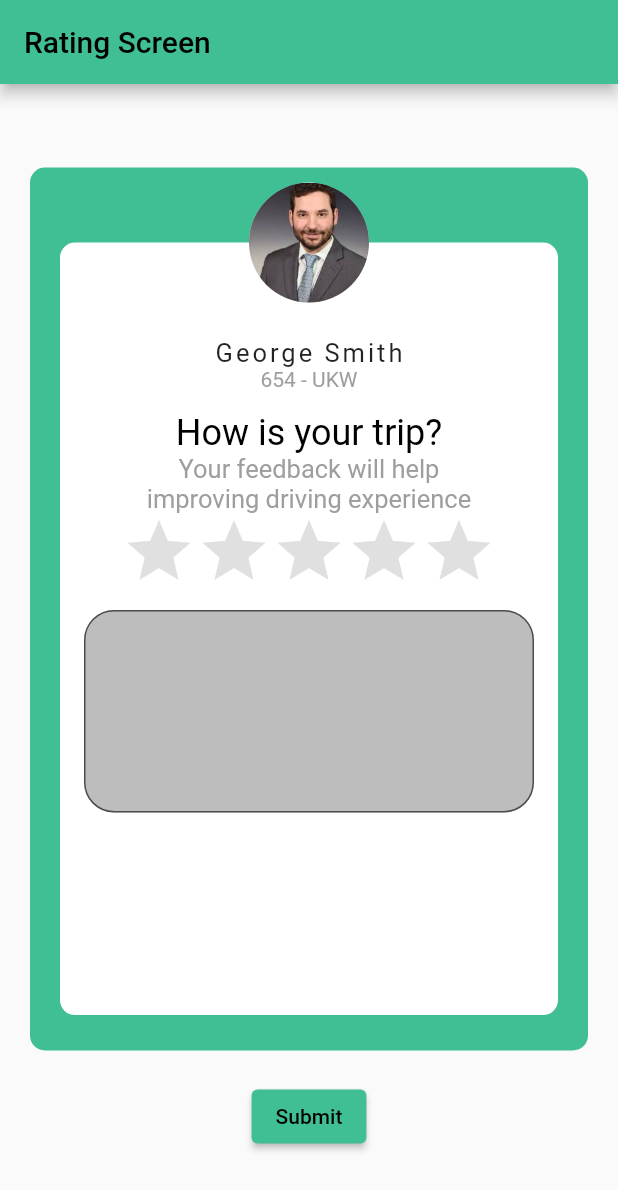
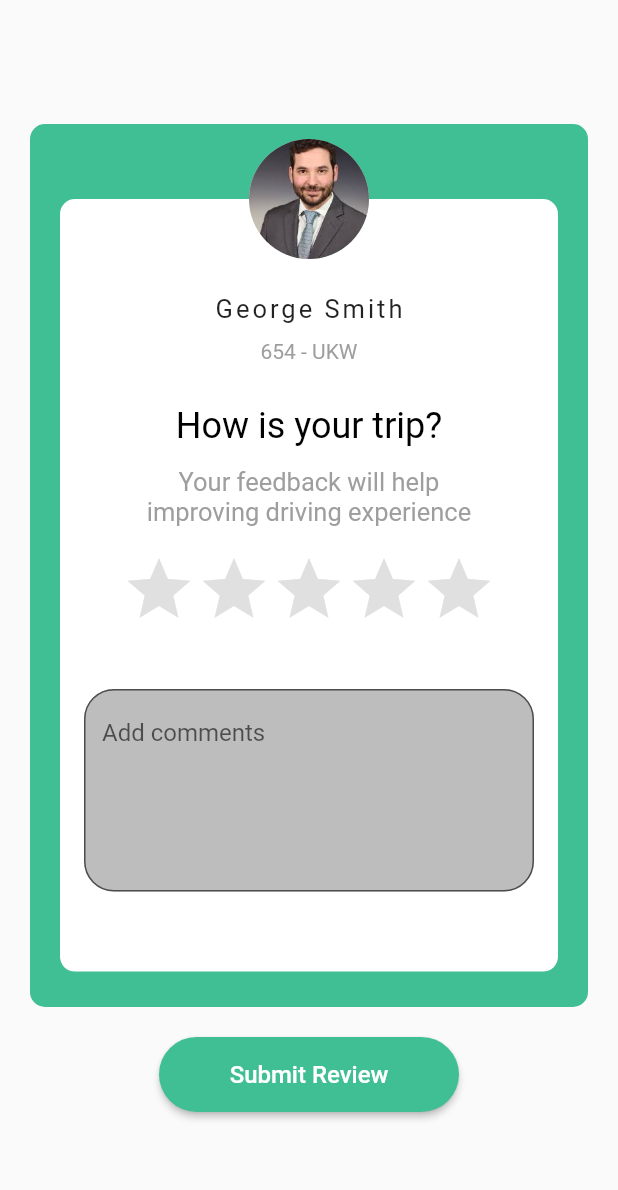
Before and after one commit to abd529/in_driver_app, a Flutter app: the RatingScreen screen opened directly, on a phone screen of 412 x 824 dp. Shown: the top 1190 px of the screen. Run offline on Flutter 3.47's test engine with Material 2 defaults, Android fonts, the phone set to English and light mode, and no system bars; drawn by our look-alikes of flutter_rating_bar; our stand-ins replace animated_splash_screen, carousel_slider, cloud_firestore, firebase_auth, firebase_core, flutter_svg and 7 more; missing offline and left inert: flutter_polyline_points; accounts and stored records are empty.

```diff
--- a/lib/main.dart
+++ b/lib/main.dart
@@ -8,6 +8,7 @@ import 'package:in_driver_app/auth/login.dart';
 import 'package:in_driver_app/auth/signup.dart';
 import 'package:in_driver_app/screens/admin_panel_screen.dart';
 import 'package:in_driver_app/screens/home.dart';
+import 'package:in_driver_app/screens/invitefriends.dart';
 import 'package:in_driver_app/screens/paymentmethod.dart';
 import 'package:in_driver_app/screens/ratingscreen.dart';
 import 'package:in_driver_app/screens/ridehistory.dart';
@@ -52,8 +53,8 @@ class MyApp extends StatelessWidget {
           )),
         ),
         home: FirebaseAuth.instance.currentUser != null
-            ? RatingScreen()
-            : RatingScreen(),
+            ? InviteFriends()
+            : InviteFriends(),
         routes: {
           AuthHome.idScreen: (context) => const AuthHome(),
           SignupPage.idScreen: (context) => const SignupPage(),
--- a/lib/screens/ratingscreen.dart
+++ b/lib/screens/ratingscreen.dart
@@ -1,3 +1,5 @@
+// ignore_for_file: prefer_const_constructors
+
 import 'package:flutter/material.dart';
 import 'package:flutter_rating_bar/flutter_rating_bar.dart';
 import 'package:in_driver_app/screens/ridehistory.dart';
@@ -21,11 +23,16 @@ class _RatingScreenState extends State<RatingScreen> {
     final double circleRadius = 80.0;
     final double circleBorderWidth = 8.0;
 
-    return Scaffold(
-      appBar: AppBar(
-        title: Text('Rating Screen'),
-      ),
+    return GestureDetector(
+      onTap: () {
+        FocusScopeNode currentFocus = FocusScope.of(context);
+        if (!currentFocus.hasPrimaryFocus) {
+          currentFocus.unfocus();
+        }
+      },
+      child: Scaffold(
         body: Center(
+          child: SingleChildScrollView(
             child: Column(
               mainAxisAlignment: MainAxisAlignment.center,
               children: [
@@ -35,10 +42,11 @@ class _RatingScreenState extends State<RatingScreen> {
                     height: height / 1.4,
                     width: width,
                     decoration: BoxDecoration(
-                    color: IconColor, borderRadius: BorderRadius.circular(10)),
+                        color: IconColor,
+                        borderRadius: BorderRadius.circular(10)),
                     child: Padding(
-                  padding:
-                      const EdgeInsets.symmetric(horizontal: 20, vertical: 10),
+                      padding: const EdgeInsets.symmetric(
+                          horizontal: 20, vertical: 10),
                       child: Stack(
                         alignment: Alignment.topCenter,
                         children: <Widget>[
@@ -70,30 +78,43 @@ class _RatingScreenState extends State<RatingScreen> {
                                 ),
                                 Text(
                                   "George Smith",
-                              style: TextStyle(fontSize: 17, letterSpacing: 2),
+                                  style:
+                                      TextStyle(fontSize: 17, letterSpacing: 2),
+                                ),
+                                SizedBox(
+                                  height: height / 80,
                                 ),
                                 Text(
                                   "654 - UKW",
-                              style:
-                                  TextStyle(fontSize: 14, color: Colors.grey),
+                                  style: TextStyle(
+                                      fontSize: 14, color: Colors.grey),
+                                ),
+                                SizedBox(
+                                  height: height / 60,
                                 ),
                                 SizedBox(
                                   height: height / 60,
                                 ),
                                 Text(
                                   "How is your trip?",
-                              style:
-                                  TextStyle(fontSize: 24, color: Colors.black),
+                                  style: TextStyle(
+                                      fontSize: 24, color: Colors.black),
+                                ),
+                                SizedBox(
+                                  height: height / 60,
                                 ),
                                 Text(
                                   "Your feedback will help",
-                              style:
-                                  TextStyle(fontSize: 17, color: Colors.grey),
+                                  style: TextStyle(
+                                      fontSize: 17, color: Colors.grey),
                                 ),
                                 Text(
                                   "improving driving experience",
-                              style:
-                                  TextStyle(fontSize: 17, color: Colors.grey),
+                                  style: TextStyle(
+                                      fontSize: 17, color: Colors.grey),
+                                ),
+                                SizedBox(
+                                  height: height / 50,
                                 ),
                                 RatingBar.builder(
                                   initialRating: _rating,
@@ -114,17 +135,19 @@ class _RatingScreenState extends State<RatingScreen> {
                                   },
                                 ),
                                 SizedBox(
-                              height: height / 60,
+                                  height: height / 20,
                                 ),
                                 Container(
                                   width: 300,
                                   child: TextFormField(
                                     maxLines: 5,
                                     decoration: InputDecoration(
+                                      hintText: "Add comments",
                                       fillColor: Colors.grey.shade400,
                                       filled: true,
                                       border: OutlineInputBorder(
-                                      borderRadius: BorderRadius.circular(20)),
+                                          borderRadius:
+                                              BorderRadius.circular(20)),
                                     ),
                                   ),
                                 ),
@@ -137,8 +160,19 @@ class _RatingScreenState extends State<RatingScreen> {
                   ),
                 ),
                 SizedBox(height: 20),
-            ElevatedButton(
-              child: Text('Submit'),
+                Container(
+                  height: 50,
+                  width: 200,
+                  child: ElevatedButton(
+                    style: ElevatedButton.styleFrom(
+                      shape: RoundedRectangleBorder(
+                        borderRadius: BorderRadius.circular(50),
+                      ),
+                    ),
+                    child: Text(
+                      'Submit Review',
+                      style: TextStyle(fontSize: 16, color: Colors.white),
+                    ),
                     onPressed: () {
                       Navigator.push(
                         context,
@@ -148,7 +182,10 @@ class _RatingScreenState extends State<RatingScreen> {
                       );
                     },
                   ),
+                ),
               ],
+            ),
+          ),
         ),
       ),
     );
--- a/pubspec.yaml
+++ b/pubspec.yaml
@@ -47,6 +47,9 @@ dependencies:
   google_fonts: ^4.0.4
   location: ^4.4.0
   carousel_slider: ^4.2.1
+  fast_contacts: ^3.0.3
+  flutter_sms: ^2.3.3
+  share: ^2.0.4
 
 dev_dependencies:
   flutter_test:
@@ -64,6 +67,7 @@ dev_dependencies:
   provider: ^6.0.5
   http: ^0.13.6
   flutter_rating_bar: ^4.0.1
+  contacts_service: ^0.6.3
 
 # For information on the generic Dart part of this file, see the
 # following page: https://dart.dev/tools/pub/pubspec
```
Also changed, not shown: lib/screens/invitefriends.dart (added, +95 -0 lines), assets/images/invite.png (added), lib/screens/showcontacts.dart (added), pubspec.lock, 6 other files. Lines whose indentation alone changed are shown as unchanged.
